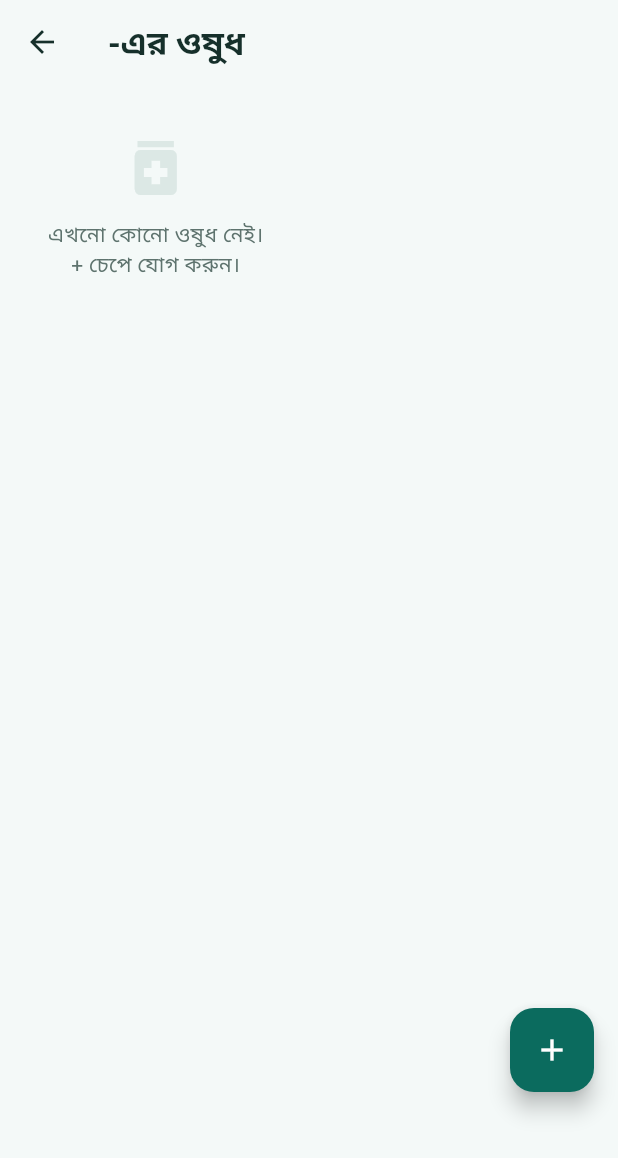
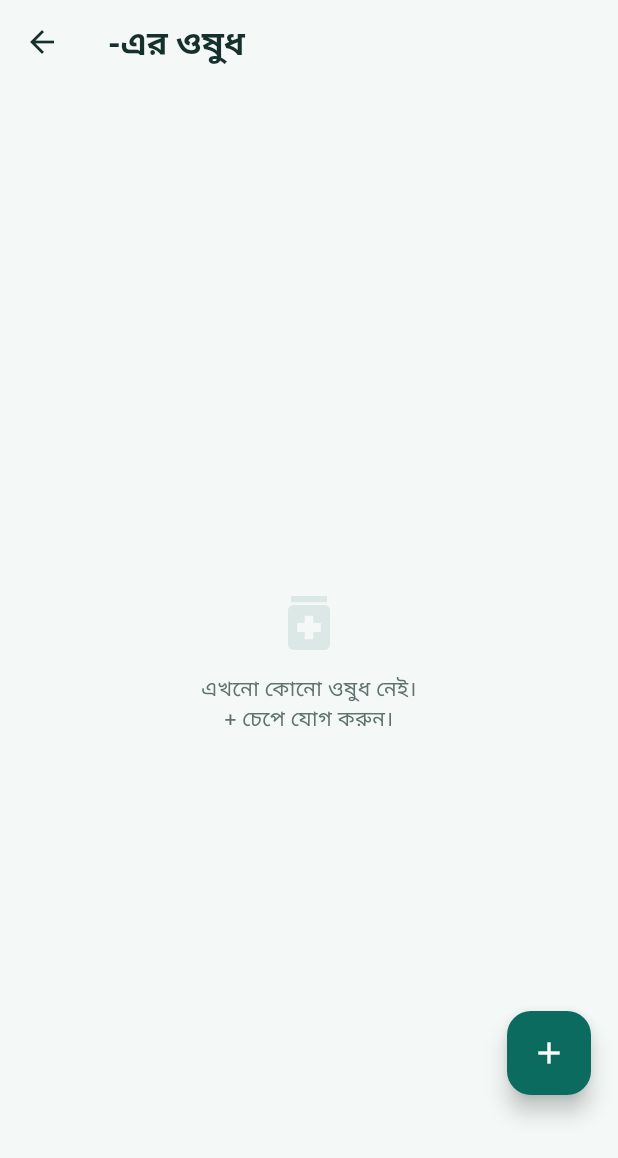
Before and after one commit to mizanosmani91-tech/health_app, a Flutter app: the MedicinesPage screen opened directly, on a phone screen of 412 x 824 dp. Shown: the top 1158 px of the screen. Run offline on Flutter 3.47's test engine with Material 3 defaults, Android fonts, the phone set to English and light mode, and no system bars; our stand-ins replace device_info_plus, flutter_local_notifications, flutter_timezone, google_fonts, google_sign_in, image_picker and 5 more; missing offline and left inert: android_intent_plus, mobile_scanner; accounts and stored records are empty.

Commit message:
UI: centre empty states, '+' button sits above the bottom bar on every phone, labelled add-pharmacy button
Co-Authored-By: Claude Sonnet 5.5 <noreply@anthropic.com>
Claude-Session: https://claude.ai/code/session_01X9QARxQ1qKUZUvS15yw171

```diff
--- a/lib/core/widgets.dart
+++ b/lib/core/widgets.dart
@@ -188,19 +188,43 @@ class Muted extends StatelessWidget {
       Text(text, textAlign: align, style: TextStyle(color: context.pal.muted, fontSize: size, height: 1.4));
 }
 
+/// Empty-state message, centred horizontally. With [centered] it also sits around the middle of the screen
+/// (for pages whose whole body is empty); without it, it just fills its slot (small sections).
 class Empty extends StatelessWidget {
   final IconData icon;
   final String text;
-  const Empty(this.icon, this.text, {super.key});
+  final bool centered;
+  const Empty(this.icon, this.text, {super.key, this.centered = false});
   @override
-  Widget build(BuildContext context) => Padding(
-        padding: const EdgeInsets.all(32),
-        child: Column(children: [
-          Icon(icon, size: 48, color: context.pal.border),
-          const SizedBox(height: 10),
-          Muted(text, size: 14, align: TextAlign.center),
-        ]),
+  Widget build(BuildContext context) => SizedBox(
+        width: double.infinity,
+        child: Padding(
+          padding: EdgeInsets.fromLTRB(32, centered ? MediaQuery.sizeOf(context).height * 0.18 : 32, 32, 32),
+          child: Column(mainAxisSize: MainAxisSize.min, children: [
+            Icon(icon, size: 48, color: context.pal.border),
+            const SizedBox(height: 10),
+            Muted(text, size: 14, align: TextAlign.center),
+          ]),
+        ),
       );
+}
+
+/// Body + a round "+" button that always sits just above the floating bottom bar (any phone / nav style).
+class FabSlot extends StatelessWidget {
+  final Widget child;
+  final VoidCallback onPressed;
+  const FabSlot({super.key, required this.child, required this.onPressed});
+  @override
+  Widget build(BuildContext context) => Stack(children: [
+        Positioned.fill(child: child),
+        Positioned(
+          right: 18,
+          bottom: 68 + 10 + 16 + MediaQuery.viewPaddingOf(context).bottom,
+          child: FloatingActionButton(
+            backgroundColor: context.pal.primaryDark, foregroundColor: Colors.white,
+            onPressed: onPressed, child: const Icon(Icons.add)),
+        ),
+      ]);
 }
 
 class Chip2 extends StatelessWidget {
--- a/lib/features/owner/books_page.dart
+++ b/lib/features/owner/books_page.dart
@@ -143,7 +143,7 @@ class _LedgerState extends State<_Ledger> {
             Expanded(child: _addBtn('ব্যয়', Icons.remove, const [Color(0xFFEC6A3E), Color(0xFFC4421A)], () => _add(o, 'expense'))),
           ]),
           const SizedBox(height: 12),
-          if (rows.isEmpty) const Empty(Icons.account_balance_wallet, 'এই সময়ে কোনো হিসাব নেই।'),
+          if (rows.isEmpty) const Empty(Icons.account_balance_wallet, 'এই সময়ে কোনো হিসাব নেই।', centered: true),
           Card2(padding: EdgeInsets.zero, child: Column(children: [
             for (final r in rows)
               Dismissible(
@@ -265,7 +265,7 @@ class _KhataState extends State<_Khata> {
             const SizedBox(height: 12),
             TextField(onChanged: (v) => setState(() => _q = v), decoration: const InputDecoration(prefixIcon: Icon(Icons.search), hintText: 'নাম খুঁজুন')),
             const SizedBox(height: 12),
-            if (rows.isEmpty) const Empty(Icons.menu_book, 'কোনো বাকি নেই।'),
+            if (rows.isEmpty) const Empty(Icons.menu_book, 'কোনো বাকি নেই।', centered: true),
             Card2(padding: EdgeInsets.zero, child: Column(children: [
               for (final e in rows)
                 Builder(builder: (context) {
--- a/lib/features/owner/requests_page.dart
+++ b/lib/features/owner/requests_page.dart
@@ -37,7 +37,7 @@ class _RequestsPageState extends State<RequestsPage> {
             Chip2('উত্তর দেওয়া', selected: _f == 'replied', onTap: () => setState(() => _f = 'replied')),
           ]),
           const SizedBox(height: 12),
-          if (rows.isEmpty) const Empty(Icons.inbox, 'কোনো অনুরোধ নেই।'),
+          if (rows.isEmpty) const Empty(Icons.inbox, 'কোনো অনুরোধ নেই।', centered: true),
           for (final r in rows)
             Card2(
               margin: const EdgeInsets.only(bottom: 10),
--- a/lib/features/patient/medicines_page.dart
+++ b/lib/features/patient/medicines_page.dart
@@ -16,20 +16,14 @@ class MedicinesPage extends StatelessWidget {
     final me = s.current!;
     return Scaffold(
       appBar: AppBar(title: Text('${me.name}-এর ওষুধ', style: const TextStyle(fontWeight: FontWeight.w600))),
-      floatingActionButton: Padding(
-        padding: const EdgeInsets.only(bottom: 80),
-        child: FloatingActionButton(
-          backgroundColor: context.pal.primaryDark, foregroundColor: Colors.white,
-          onPressed: () => context.push(MedicineForm(member: me)),
-          child: const Icon(Icons.add),
-        ),
-      ),
-      body: Q<List<Medicine>>(
+      body: FabSlot(
+        onPressed: () => context.push(MedicineForm(member: me)),
+        child: Q<List<Medicine>>(
         load: () => LocalDb.instance.medicines(memberId: me.id),
         builder: (c, meds) {
           final active = meds.where((m) => m.active || m.prescribedDays > m.boughtDays && m.boughtDays == 0).toList();
           final past = meds.where((m) => !active.contains(m)).toList();
-          if (meds.isEmpty) return const Empty(Icons.medication, 'এখনো কোনো ওষুধ নেই।\n+ চেপে যোগ করুন।');
+          if (meds.isEmpty) return const Center(child: Empty(Icons.medication, 'এখনো কোনো ওষুধ নেই।\n+ চেপে যোগ করুন।'));
           return ListView(padding: const EdgeInsets.fromLTRB(16, 4, 16, 140), children: [
             if (active.isNotEmpty) const SectionTitle('চলছে'),
             for (final m in active) _MedTile(m, me),
@@ -37,6 +31,7 @@ class MedicinesPage extends StatelessWidget {
             for (final m in past) _MedTile(m, me),
           ]);
         },
+      ),
       ),
     );
   }
```
Also changed, not shown: lib/features/owner/stock_page.dart (+5 -8 lines), lib/features/patient/pharmacy_page.dart (+7 -8 lines), lib/features/patient/visits_page.dart (+5 -10 lines).
